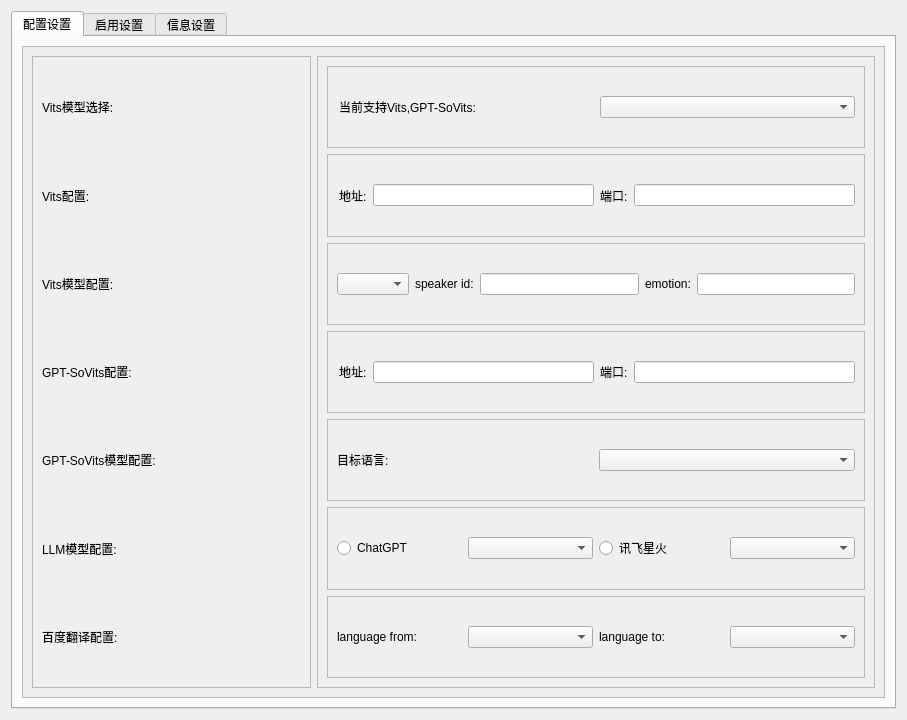
This is LogGpt/setdialogwidget.ui in log159/LogChat as Qt 5 draws it before an edit. The edited form follows.
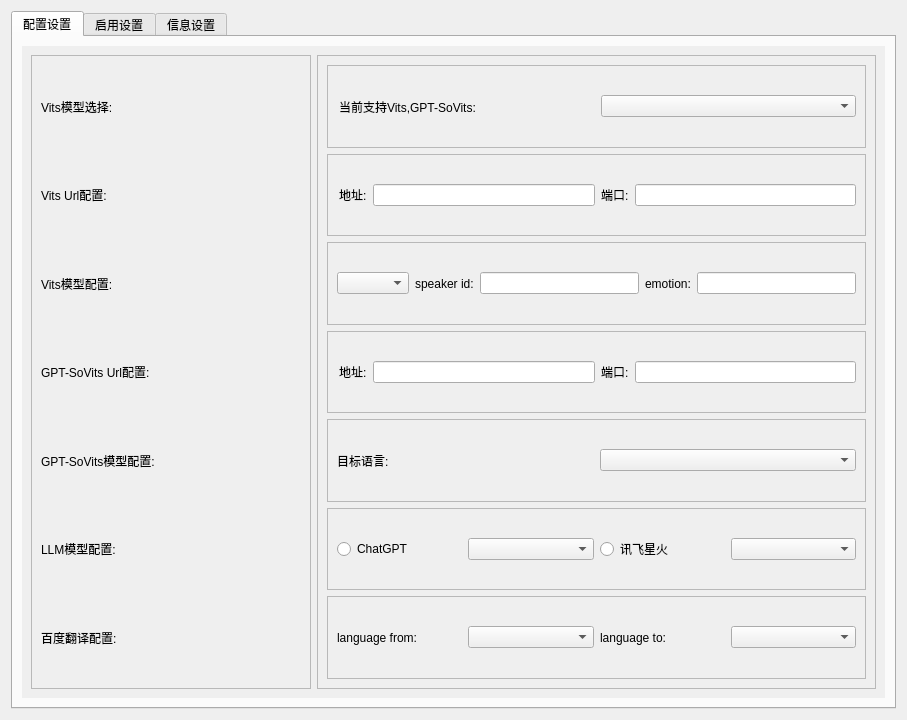
This is the edited form.

Commit message: [test][refactor]: config基本重构完成，配置读取变得容易，加入gpt-sovits的配置

```diff
--- a/LogGpt/setdialogwidget.ui
+++ b/LogGpt/setdialogwidget.ui
@@ -38,6 +38,9 @@
       <layout class="QGridLayout" name="gridLayout_4">
        <item row="0" column="0">
         <widget class="QScrollArea" name="scrollArea_deploy">
+         <property name="frameShape">
+          <enum>QFrame::NoFrame</enum>
+         </property>
          <property name="widgetResizable">
           <bool>true</bool>
          </property>
@@ -46,8 +49,8 @@
            <rect>
             <x>0</x>
             <y>0</y>
-            <width>857</width>
-            <height>642</height>
+            <width>859</width>
+            <height>644</height>
            </rect>
           </property>
           <layout class="QGridLayout" name="gridLayout">
@@ -82,7 +85,7 @@
               <item>
                <widget class="QLabel" name="label_vits_url">
                 <property name="text">
-                 <string>Vits配置:</string>
+                 <string>Vits Url配置:</string>
                 </property>
                </widget>
               </item>
@@ -96,7 +99,7 @@
               <item>
                <widget class="QLabel" name="label_gptsovits_url">
                 <property name="text">
-                 <string>GPT-SoVits配置:</string>
+                 <string>GPT-SoVits Url配置:</string>
                 </property>
                </widget>
               </item>
```
Left out of the diff: 9 changed lines with no effect on the pictures. The commit also changes 27 other files.
